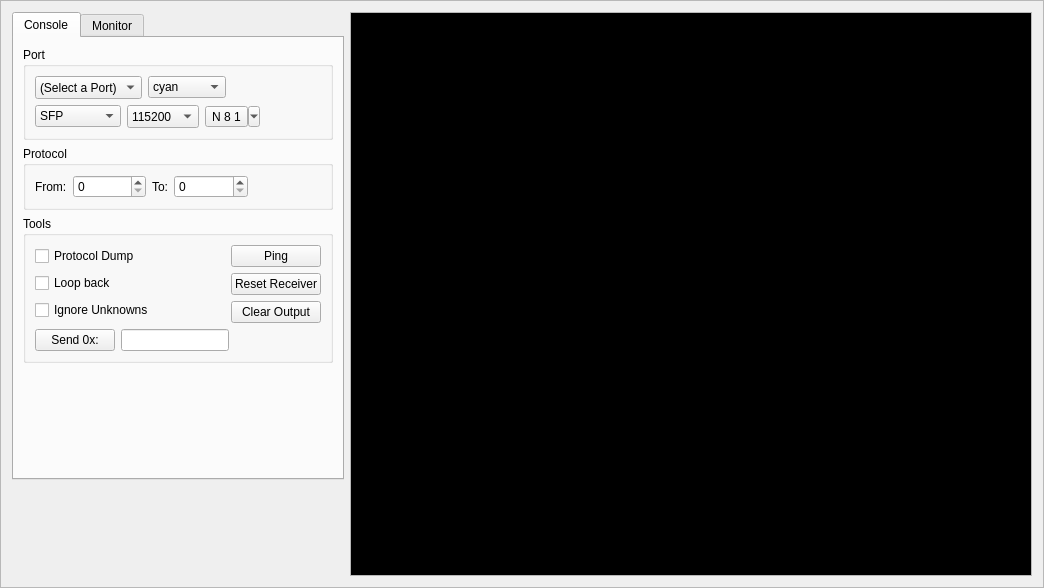
Old version of the form terminal.ui in the repository strawbot/TimbreTalk.
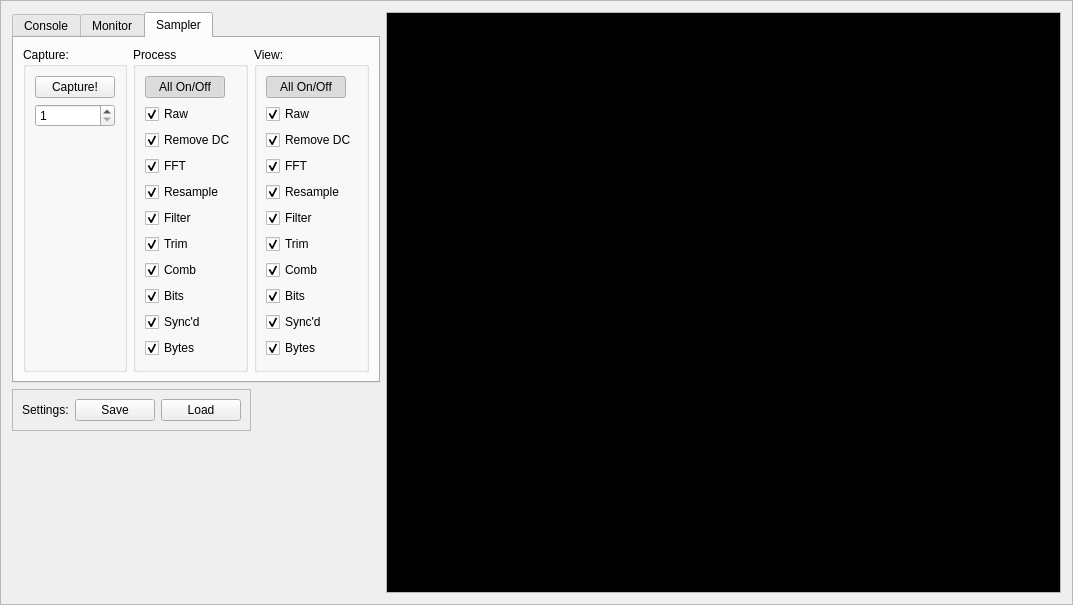
New version of the form. The open tabs and pages were chosen to show the change. Custom widgets are drawn as their Qt base class.

Patch:
```diff
--- a/terminal.ui
+++ b/terminal.ui
@@ -6,12 +6,12 @@
    <rect>
     <x>0</x>
     <y>0</y>
-    <width>1044</width>
-    <height>588</height>
+    <width>1073</width>
+    <height>605</height>
    </rect>
   </property>
   <property name="sizePolicy">
-   <sizepolicy hsizetype="Preferred" vsizetype="Preferred">
+   <sizepolicy hsizetype="Minimum" vsizetype="Minimum">
     <horstretch>0</horstretch>
     <verstretch>0</verstretch>
    </sizepolicy>
@@ -19,6 +19,9 @@
   <property name="windowTitle">
    <string>Frame</string>
   </property>
+  <property name="windowOpacity">
+   <double>1.000000000000000</double>
+  </property>
   <property name="styleSheet">
    <string notr="true"/>
   </property>
@@ -28,11 +31,13 @@
   <property name="frameShadow">
    <enum>QFrame::Raised</enum>
   </property>
-  <layout class="QHBoxLayout" name="horizontalLayout_2">
+  <layout class="QHBoxLayout" name="horizontalLayout_7">
+   <item>
+    <layout class="QVBoxLayout" name="verticalLayout_10">
    <item>
     <layout class="QVBoxLayout" name="verticalLayout_9">
      <item>
-      <widget class="QTabWidget" name="tabWidget">
+        <widget class="QTabWidget" name="Tabs">
        <property name="sizePolicy">
         <sizepolicy hsizetype="Fixed" vsizetype="Fixed">
          <horstretch>0</horstretch>
@@ -45,7 +50,7 @@
        <property name="elideMode">
         <enum>Qt::ElideNone</enum>
        </property>
-       <widget class="QWidget" name="tab">
+         <widget class="QWidget" name="Console_tab">
         <attribute name="title">
          <string>Console</string>
         </attribute>
@@ -215,6 +220,9 @@
                 <property name="acceptDrops">
                  <bool>false</bool>
                 </property>
+                  <property name="currentText">
+                   <string>115200</string>
+                  </property>
                 <property name="currentIndex">
                  <number>6</number>
                 </property>
@@ -276,6 +284,11 @@
                   <string>921600</string>
                  </property>
                 </item>
+                  <item>
+                   <property name="text">
+                    <string>1000000</string>
+                   </property>
+                  </item>
                </widget>
               </item>
               <item>
@@ -420,6 +433,9 @@
                <layout class="QVBoxLayout" name="verticalLayout_5">
                 <item>
                  <widget class="QCheckBox" name="ProtocolDump">
+                    <property name="enabled">
+                     <bool>false</bool>
+                    </property>
                   <property name="text">
                    <string>Protocol Dump</string>
                   </property>
@@ -427,6 +443,9 @@
                 </item>
                 <item>
                  <widget class="QCheckBox" name="LoopBack">
+                    <property name="enabled">
+                     <bool>false</bool>
+                    </property>
                   <property name="text">
                    <string>Loop back</string>
                   </property>
@@ -434,6 +453,9 @@
                 </item>
                 <item>
                  <widget class="QCheckBox" name="ignoreUnknowns">
+                    <property name="enabled">
+                     <bool>false</bool>
+                    </property>
                   <property name="text">
                    <string>Ignore Unknowns</string>
                   </property>
@@ -458,6 +480,9 @@
                <layout class="QVBoxLayout" name="verticalLayout_4">
                 <item>
                  <widget class="QPushButton" name="Ping">
+                    <property name="enabled">
+                     <bool>false</bool>
+                    </property>
                   <property name="text">
                    <string>Ping</string>
                   </property>
@@ -465,6 +490,9 @@
                 </item>
                 <item>
                  <widget class="QPushButton" name="ResetRcvr">
+                    <property name="enabled">
+                     <bool>false</bool>
+                    </property>
                   <property name="text">
                    <string>Reset Receiver</string>
                   </property>
@@ -486,12 +514,18 @@
               <item>
                <widget class="QPushButton" name="SendHex">
                 <property name="text">
-                 <string>Send 0x:</string>
+                   <string>Send Hex:</string>
                 </property>
                </widget>
               </item>
               <item>
                <widget class="QLineEdit" name="hexStr">
+                  <property name="sizePolicy">
+                   <sizepolicy hsizetype="MinimumExpanding" vsizetype="Fixed">
+                    <horstretch>0</horstretch>
+                    <verstretch>0</verstretch>
+                   </sizepolicy>
+                  </property>
                 <property name="minimumSize">
                  <size>
                   <width>40</width>
@@ -499,44 +533,21 @@
                  </size>
                 </property>
                 <property name="alignment">
-                 <set>Qt::AlignRight|Qt::AlignTrailing|Qt::AlignVCenter</set>
-                </property>
-               </widget>
-              </item>
-              <item>
-               <spacer name="horizontalSpacer_3">
-                <property name="orientation">
-                 <enum>Qt::Horizontal</enum>
-                </property>
-                <property name="sizeHint" stdset="0">
-                 <size>
-                  <width>40</width>
-                  <height>20</height>
-                 </size>
-                </property>
-               </spacer>
-              </item>
+                   <set>Qt::AlignLeading|Qt::AlignLeft|Qt::AlignVCenter</set>
+                  </property>
+                  <property name="placeholderText">
+                   <string>0A 4F CD 11 00 or 0A4FCD1100</string>
+                  </property>
+                 </widget>
+                </item>
              </layout>
             </item>
            </layout>
           </widget>
          </item>
-         <item>
-          <spacer name="verticalSpacer_2">
-           <property name="orientation">
-            <enum>Qt::Vertical</enum>
-           </property>
-           <property name="sizeHint" stdset="0">
-            <size>
-             <width>20</width>
-             <height>106</height>
-            </size>
-           </property>
-          </spacer>
-         </item>
-        </layout>
-       </widget>
-       <widget class="QWidget" name="PortMonitors">
+          </layout>
+         </widget>
+         <widget class="QWidget" name="PortMonitors_tab">
         <attribute name="title">
          <string>Monitor</string>
         </attribute>
@@ -652,6 +663,11 @@
                 <string>Hex</string>
                </property>
               </item>
+                <item>
+                 <property name="text">
+                  <string>Serial Sampler</string>
+                 </property>
+                </item>
               <item>
                <property name="text">
                 <string>SFP</string>
@@ -680,6 +696,9 @@
               <property name="acceptDrops">
                <bool>false</bool>
               </property>
+                <property name="currentText">
+                 <string>115200</string>
+                </property>
               <property name="currentIndex">
                <number>6</number>
               </property>
@@ -741,6 +760,11 @@
                 <string>921600</string>
                </property>
               </item>
+                <item>
+                 <property name="text">
+                  <string>1000000</string>
+                 </property>
+                </item>
              </widget>
             </item>
            </layout>
@@ -940,6 +964,11 @@
                 <string>921600</string>
                </property>
               </item>
+                <item>
+                 <property name="text">
+                  <string>1000000</string>
+                 </property>
+                </item>
              </widget>
             </item>
            </layout>
@@ -1136,6 +1165,11 @@
                 <string>921600</string>
                </property>
               </item>
+                <item>
+                 <property name="text">
+                  <string>1000000</string>
+                 </property>
+                </item>
              </widget>
             </item>
            </layout>
@@ -1332,59 +1366,359 @@
                 <string>921600</string>
                </property>
               </item>
+                <item>
+                 <property name="text">
+                  <string>1000000</string>
+                 </property>
+                </item>
              </widget>
             </item>
            </layout>
           </widget>
          </item>
          <item>
-          <widget class="Line" name="line_2">
+            <spacer name="verticalSpacer">
            <property name="orientation">
-            <enum>Qt::Horizontal</enum>
-           </property>
-          </widget>
-         </item>
-         <item>
-          <layout class="QHBoxLayout" name="horizontalLayout_7">
-           <item>
-            <widget class="QLabel" name="label_2">
-             <property name="text">
-              <string>View:</string>
-             </property>
-            </widget>
-           </item>
-           <item>
-            <widget class="QComboBox" name="ViewPort">
-             <item>
-              <property name="text">
-               <string>full</string>
-              </property>
-             </item>
-             <item>
-              <property name="text">
-               <string>split</string>
-              </property>
-             </item>
-            </widget>
-           </item>
-           <item>
-            <spacer name="horizontalSpacer_2">
-             <property name="orientation">
-              <enum>Qt::Horizontal</enum>
+              <enum>Qt::Vertical</enum>
              </property>
              <property name="sizeHint" stdset="0">
               <size>
-               <width>40</width>
-               <height>20</height>
+               <width>20</width>
+               <height>13</height>
               </size>
              </property>
             </spacer>
            </item>
           </layout>
-         </item>
-         <item>
+         </widget>
+         <widget class="QWidget" name="Sampler_tab">
+          <attribute name="title">
+           <string>Sampler</string>
+          </attribute>
           <layout class="QHBoxLayout" name="horizontalLayout_5">
            <item>
+            <widget class="QGroupBox" name="groupBox_2">
+             <property name="title">
+              <string>Capture:</string>
+             </property>
+             <layout class="QVBoxLayout" name="verticalLayout_11">
+              <item>
+               <widget class="QPushButton" name="pushButton_4">
+                <property name="text">
+                 <string>Capture!</string>
+                </property>
+               </widget>
+              </item>
+              <item>
+               <widget class="QSpinBox" name="nWaveforms">
+                <property name="minimum">
+                 <number>1</number>
+                </property>
+                <property name="maximum">
+                 <number>9</number>
+                </property>
+               </widget>
+              </item>
+              <item>
+               <spacer name="verticalSpacer_2">
+                <property name="orientation">
+                 <enum>Qt::Vertical</enum>
+                </property>
+                <property name="sizeHint" stdset="0">
+                 <size>
+                  <width>20</width>
+                  <height>40</height>
+                 </size>
+                </property>
+               </spacer>
+              </item>
+             </layout>
+            </widget>
+           </item>
+           <item>
+            <widget class="QGroupBox" name="groupBox_3">
+             <property name="title">
+              <string>Process</string>
+             </property>
+             <layout class="QFormLayout" name="formLayout">
+              <property name="labelAlignment">
+               <set>Qt::AlignLeading|Qt::AlignLeft|Qt::AlignVCenter</set>
+              </property>
+              <property name="formAlignment">
+               <set>Qt::AlignLeading|Qt::AlignLeft|Qt::AlignTop</set>
+              </property>
+              <item row="1" column="0">
+               <widget class="QCheckBox" name="Raw_Process">
+                <property name="text">
+                 <string>Raw</string>
+                </property>
+                <property name="checked">
+                 <bool>true</bool>
+                </property>
+               </widget>
+              </item>
+              <item row="2" column="0">
+               <widget class="QCheckBox" name="RemoveDC_Process">
+                <property name="text">
+                 <string>Remove DC</string>
+                </property>
+                <property name="checked">
+                 <bool>true</bool>
+                </property>
+               </widget>
+              </item>
+              <item row="3" column="0">
+               <widget class="QCheckBox" name="Fft_Process">
+                <property name="text">
+                 <string>FFT</string>
+                </property>
+                <property name="checked">
+                 <bool>true</bool>
+                </property>
+               </widget>
+              </item>
+              <item row="4" column="0">
+               <widget class="QCheckBox" name="Resample_Process">
+                <property name="text">
+                 <string>Resample</string>
+                </property>
+                <property name="checked">
+                 <bool>true</bool>
+                </property>
+               </widget>
+              </item>
+              <item row="5" column="0">
+               <widget class="QCheckBox" name="Filter_Process">
+                <property name="text">
+                 <string>Filter</string>
+                </property>
+                <property name="checked">
+                 <bool>true</bool>
+                </property>
+               </widget>
+              </item>
+              <item row="6" column="0">
+               <widget class="QCheckBox" name="Trim_Process">
+                <property name="text">
+                 <string>Trim</string>
+                </property>
+                <property name="checked">
+                 <bool>true</bool>
+                </property>
+               </widget>
+              </item>
+              <item row="7" column="0">
+               <widget class="QCheckBox" name="Comb_Process">
+                <property name="text">
+                 <string>Comb</string>
+                </property>
+                <property name="checked">
+                 <bool>true</bool>
+                </property>
+               </widget>
+              </item>
+              <item row="8" column="0">
+               <widget class="QCheckBox" name="Bits_Process">
+                <property name="text">
+                 <string>Bits</string>
+                </property>
+                <property name="checked">
+                 <bool>true</bool>
+                </property>
+               </widget>
+              </item>
+              <item row="9" column="0">
+               <widget class="QCheckBox" name="Syncd_Process">
+                <property name="text">
+                 <string>Sync'd</string>
+                </property>
+                <property name="checked">
+                 <bool>true</bool>
+                </property>
+               </widget>
+              </item>
+              <item row="10" column="0">
+               <widget class="QCheckBox" name="Bytes_Process">
+                <property name="text">
+                 <string>Bytes</string>
+                </property>
+                <property name="checked">
+                 <bool>true</bool>
+                </property>
+               </widget>
+              </item>
+              <item row="0" column="0">
+               <widget class="QPushButton" name="pushButton_5">
+                <property name="text">
+                 <string>All On/Off</string>
+                </property>
+                <property name="checkable">
+                 <bool>true</bool>
+                </property>
+                <property name="checked">
+                 <bool>true</bool>
+                </property>
+               </widget>
+              </item>
+             </layout>
+            </widget>
+           </item>
+           <item>
+            <widget class="QGroupBox" name="groupBox">
+             <property name="title">
+              <string>View:</string>
+             </property>
+             <layout class="QFormLayout" name="formLayout_2">
+              <property name="labelAlignment">
+               <set>Qt::AlignLeading|Qt::AlignLeft|Qt::AlignVCenter</set>
+              </property>
+              <property name="formAlignment">
+               <set>Qt::AlignLeading|Qt::AlignLeft|Qt::AlignTop</set>
+              </property>
+              <item row="1" column="0">
+               <widget class="QCheckBox" name="Raw_View">
+                <property name="text">
+                 <string>Raw</string>
+                </property>
+                <property name="checked">
+                 <bool>true</bool>
+                </property>
+               </widget>
+              </item>
+              <item row="2" column="0">
+               <widget class="QCheckBox" name="RemoveDC_View">
+                <property name="text">
+                 <string>Remove DC</string>
+                </property>
+                <property name="checked">
+                 <bool>true</bool>
+                </property>
+               </widget>
+              </item>
+              <item row="3" column="0">
+               <widget class="QCheckBox" name="Fft_View">
+                <property name="text">
+                 <string>FFT</string>
+                </property>
+                <property name="checked">
+                 <bool>true</bool>
+                </property>
+               </widget>
+              </item>
+              <item row="4" column="0">
+               <widget class="QCheckBox" name="Resample_View">
+                <property name="text">
+                 <string>Resample</string>
+                </property>
+                <property name="checked">
+                 <bool>true</bool>
+                </property>
+               </widget>
+              </item>
+              <item row="5" column="0">
+               <widget class="QCheckBox" name="Filter_View">
+                <property name="text">
+                 <string>Filter</string>
+                </property>
+                <property name="checked">
+                 <bool>true</bool>
+                </property>
+               </widget>
+              </item>
+              <item row="6" column="0">
+               <widget class="QCheckBox" name="Trim_View">
+                <property name="text">
+                 <string>Trim</string>
+                </property>
+                <property name="checked">
+                 <bool>true</bool>
+                </property>
+               </widget>
+              </item>
+              <item row="7" column="0">
+               <widget class="QCheckBox" name="Comb_View">
+                <property name="text">
+                 <string>Comb</string>
+                </property>
+                <property name="checked">
+                 <bool>true</bool>
+                </property>
+               </widget>
+              </item>
+              <item row="8" column="0">
+               <widget class="QCheckBox" name="Bits_View">
+                <property name="text">
+                 <string>Bits</string>
+                </property>
+                <property name="checked">
+                 <bool>true</bool>
+                </property>
+               </widget>
+              </item>
+              <item row="9" column="0">
+               <widget class="QCheckBox" name="Syncd_View">
+                <property name="text">
+                 <string>Sync'd</string>
+                </property>
+                <property name="checked">
+                 <bool>true</bool>
+                </property>
+               </widget>
+              </item>
+              <item row="10" column="0">
+               <widget class="QCheckBox" name="Bytes_View">
+                <property name="text">
+                 <string>Bytes</string>
+                </property>
+                <property name="checked">
+                 <bool>true</bool>
+                </property>
+               </widget>
+              </item>
+              <item row="0" column="0">
+               <widget class="QPushButton" name="pushButton_3">
+                <property name="text">
+                 <string>All On/Off</string>
+                </property>
+                <property name="checkable">
+                 <bool>true</bool>
+                </property>
+                <property name="checked">
+                 <bool>true</bool>
+                </property>
+               </widget>
+              </item>
+             </layout>
+            </widget>
+           </item>
+          </layout>
+         </widget>
+        </widget>
+       </item>
+      </layout>
+     </item>
+     <item>
+      <widget class="QFrame" name="frame_5">
+       <property name="sizePolicy">
+        <sizepolicy hsizetype="Fixed" vsizetype="Preferred">
+         <horstretch>0</horstretch>
+         <verstretch>0</verstretch>
+        </sizepolicy>
+       </property>
+       <property name="minimumSize">
+        <size>
+         <width>0</width>
+         <height>0</height>
+        </size>
+       </property>
+       <property name="frameShape">
+        <enum>QFrame::StyledPanel</enum>
+       </property>
+       <property name="frameShadow">
+        <enum>QFrame::Raised</enum>
+       </property>
+       <layout class="QHBoxLayout" name="horizontalLayout_2">
+        <item>
             <widget class="QLabel" name="label">
              <property name="text">
               <string>Settings:</string>
@@ -1405,36 +1739,7 @@
              </property>
             </widget>
            </item>
-           <item>
-            <spacer name="horizontalSpacer">
-             <property name="orientation">
-              <enum>Qt::Horizontal</enum>
-             </property>
-             <property name="sizeHint" stdset="0">
-              <size>
-               <width>40</width>
-               <height>20</height>
-              </size>
-             </property>
-            </spacer>
-           </item>
-          </layout>
-         </item>
-         <item>
-          <spacer name="verticalSpacer">
-           <property name="orientation">
-            <enum>Qt::Vertical</enum>
-           </property>
-           <property name="sizeHint" stdset="0">
-            <size>
-             <width>20</width>
-             <height>13</height>
-            </size>
-           </property>
-          </spacer>
-         </item>
-        </layout>
-       </widget>
+       </layout>
       </widget>
      </item>
      <item>
```
Left out of the diff: 384 changed lines with no effect on the pictures. Lines whose indentation alone changed are shown as unchanged.
